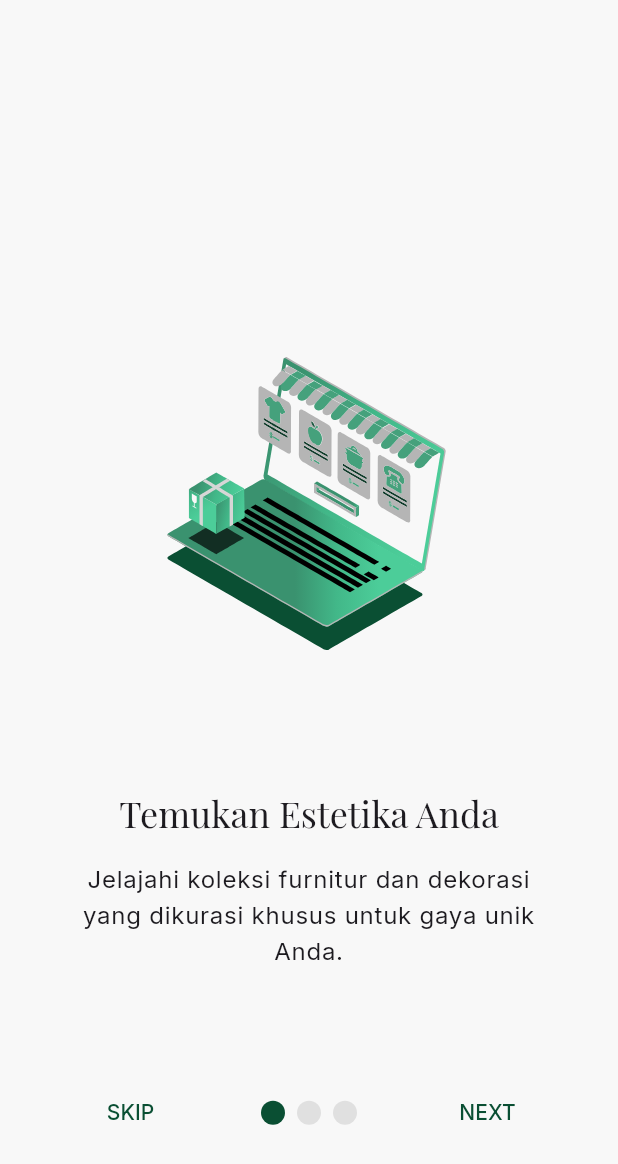
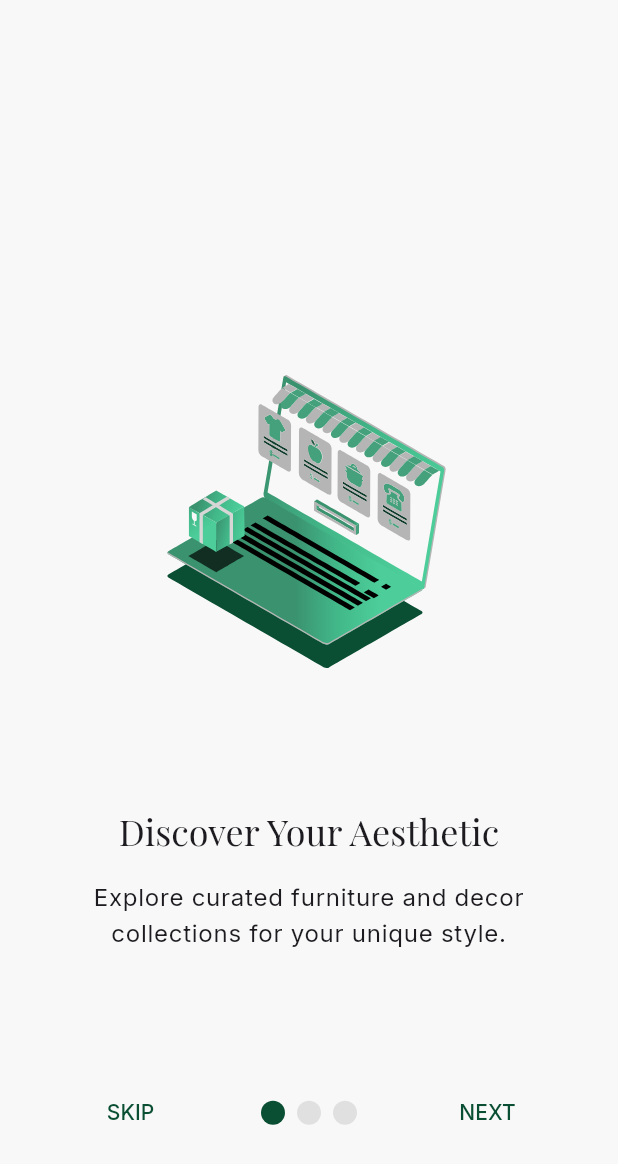
Before and after one commit to AlvindraRamadhan/E-commerce_Ruang, a Flutter app: the OnboardingScreen screen opened directly, on a phone screen of 412 x 824 dp. Shown: the top 1164 px of the screen. Run offline on Flutter 3.47's test engine with Material 3 defaults, Android fonts, the phone set to English and light mode, and no system bars; drawn by our look-alikes of smooth_page_indicator; our stand-ins replace cloud_firestore, firebase_auth, firebase_core, flip_card, flutter_animate, font_awesome_flutter and 5 more; accounts and stored records are empty.

Commit message:
fix(flow): Correct initial user navigation sequence

```diff
--- a/lib/l10n/app_strings.dart
+++ b/lib/l10n/app_strings.dart
@@ -2,23 +2,84 @@ import 'package:flutter/widgets.dart';
 
 class AppStrings {
   static const Map<String, String> _en = {
+    // Language Selection Screen
     'chooseLanguage': 'Choose language',
     'agreeTo': 'I agree to the',
     'termsAndConditions': 'Terms & Conditions',
     'and': 'and',
     'privacyPolicy': 'Privacy Policy',
     'getStarted': "Let's get started",
+
+    // Onboarding Screen
+    'onboarding1Title': 'Discover Your Aesthetic',
+    'onboarding1Desc':
+        'Explore curated furniture and decor collections for your unique style.',
+    'onboarding2Title': 'Guaranteed Quality',
+    'onboarding2Desc':
+        'Every product is selected for the best quality materials and craftsmanship.',
+    'onboarding3Title': 'Create Your Dream Space',
+    'onboarding3Desc':
+        'Start building and decorating a space that truly feels like home.',
+    'skip': 'SKIP',
+    'next': 'NEXT',
+    'done': 'DONE',
+
+    // Auth Page
+    'welcome': 'Welcome',
+    'email': 'Email',
+    'password': 'Password',
+    'login': 'Login',
+    'loginGoogle': 'Continue with Google',
+    'noAccount': "Don't have an account?",
+    'registerNow': 'Register now',
+    'createAccount': 'Create New Account',
+    'confirmPassword': 'Confirm Password',
+    'register': 'Register',
+    'haveAccount': 'Already have an account?',
+    'loginHere': 'Login here',
+    'or': 'OR',
   };
 
   static const Map<String, String> _id = {
+    // Language Selection Screen
     'chooseLanguage': 'Pilih bahasa',
     'agreeTo': 'Saya setuju dengan',
     'termsAndConditions': 'Syarat & Ketentuan',
     'and': 'dan',
     'privacyPolicy': 'Kebijakan Privasi',
     'getStarted': 'Mari kita mulai',
+
+    // Onboarding Screen
+    'onboarding1Title': 'Temukan Estetika Anda',
+    'onboarding1Desc':
+        'Jelajahi koleksi furnitur dan dekorasi yang dikurasi khusus untuk gaya unik Anda.',
+    'onboarding2Title': 'Kualitas Terjamin',
+    'onboarding2Desc':
+        'Setiap produk dipilih berdasarkan kualitas bahan dan pengerjaan terbaik.',
+    'onboarding3Title': 'Wujudkan Ruang Impian',
+    'onboarding3Desc':
+        'Mulai bangun dan hias ruang yang benar-benar terasa seperti rumah.',
+    'skip': 'LEWATI',
+    'next': 'LANJUT',
+    'done': 'SELESAI',
+
+    // Auth Page
+    'welcome': 'Selamat Datang',
+    'email': 'Email',
+    'password': 'Password',
+    'login': 'Masuk',
+    'loginGoogle': 'Lanjutkan dengan Google',
+    'noAccount': 'Belum punya akun?',
+    'registerNow': 'Daftar sekarang',
+    'createAccount': 'Buat Akun Baru',
+    'confirmPassword': 'Konfirmasi Password',
+    'register': 'Daftar',
+    'haveAccount': 'Sudah punya akun?',
+    'loginHere': 'Masuk di sini',
+    'or': 'ATAU',
   };
 
+  // Logika baru: Terima Locale, kembalikan String yang benar
   static String get(Locale locale, String key) {
     if (locale.languageCode == 'id') {
       return _id[key] ?? key;
--- a/lib/presentation/screens/auth/language_selection_screen.dart
+++ b/lib/presentation/screens/auth/language_selection_screen.dart
@@ -3,7 +3,7 @@ import 'package:flutter/material.dart';
 import 'package:provider/provider.dart';
 import 'package:ruang/l10n/app_strings.dart';
 import 'package:ruang/presentation/providers/locale_provider.dart';
-import 'package:ruang/presentation/screens/auth/auth_page.dart';
+import 'package:ruang/presentation/screens/auth/onboarding_screen.dart';
 
 class LanguageSelectionScreen extends StatefulWidget {
   const LanguageSelectionScreen({super.key});
@@ -14,7 +14,7 @@ class LanguageSelectionScreen extends StatefulWidget {
 }
 
 class _LanguageSelectionScreenState extends State<LanguageSelectionScreen> {
-  String? _selectedLanguage; // 'en' or 'id'
+  String? _selectedLanguage;
   bool _termsAccepted = false;
 
   void _selectLanguage(String languageCode) {
@@ -61,7 +61,7 @@ class _LanguageSelectionScreenState extends State<LanguageSelectionScreen> {
               ),
               const SizedBox(height: 16),
               LanguageButton(
-                label: 'Bahasa',
+                label: 'Indonesia',
                 isSelected: _selectedLanguage == 'id',
                 onTap: () => _selectLanguage('id'),
               ),
@@ -114,12 +114,12 @@ class _LanguageSelectionScreenState extends State<LanguageSelectionScreen> {
                             Provider.of<LocaleProvider>(context, listen: false);
                         provider.setLocale(Locale(_selectedLanguage!));
 
-                        // --- PERUBAHAN UTAMA DI SINI ---
-                        // Selalu arahkan ke AuthPage setelah memilih bahasa
+                        // --- TUJUAN BARU ---
+                        // Arahkan ke OnboardingScreen
                         Navigator.pushReplacement(
                           context,
                           MaterialPageRoute(
-                              builder: (context) => const AuthPage()),
+                              builder: (context) => const OnboardingScreen()),
                         );
                       }
                     : null,
@@ -133,7 +133,6 @@ class _LanguageSelectionScreenState extends State<LanguageSelectionScreen> {
   }
 }
 
-// Widget LanguageButton tetap sama
 class LanguageButton extends StatelessWidget {
   final String label;
   final bool isSelected;
--- a/lib/presentation/screens/auth/onboarding_screen.dart
+++ b/lib/presentation/screens/auth/onboarding_screen.dart
@@ -1,6 +1,9 @@
 import 'package:flutter/material.dart';
 import 'package:lottie/lottie.dart';
-import 'package:ruang/presentation/screens/auth/language_selection_screen.dart';
+import 'package:provider/provider.dart';
+import 'package:ruang/l10n/app_strings.dart';
+import 'package:ruang/presentation/providers/locale_provider.dart';
+import 'package:ruang/presentation/screens/auth/auth_page.dart';
 import 'package:smooth_page_indicator/smooth_page_indicator.dart';
 
 class OnboardingScreen extends StatefulWidget {
@@ -16,25 +19,25 @@ class _OnboardingScreenState extends State<OnboardingScreen> {
   final List<Map<String, String>> introData = [
     {
       "animation": "assets/images/intro1.json",
-      "title": "Temukan Estetika Anda",
-      "description":
-          "Jelajahi koleksi furnitur dan dekorasi yang dikurasi khusus untuk gaya unik Anda.",
+      "titleKey": "onboarding1Title",
+      "descriptionKey": "onboarding1Desc",
     },
     {
       "animation": "assets/images/intro2.json",
-      "title": "Kualitas Terjamin",
-      "description":
-          "Setiap produk dipilih berdasarkan kualitas bahan dan pengerjaan terbaik.",
+      "titleKey": "onboarding2Title",
+      "descriptionKey": "onboarding2Desc",
     },
     {
       "animation": "assets/images/intro3.json",
-      "title": "Wujudkan Ruang Impian",
-      "description":
-          "Mulai bangun dan hias ruang yang benar-benar terasa seperti rumah.",
+      "titleKey": "onboarding3Title",
+      "descriptionKey": "onboarding3Desc",
     },
   ];
+
   @override
   Widget build(BuildContext context) {
+    final locale = context.watch<LocaleProvider>().locale;
+
     return Scaffold(
       body: Stack(
         children: [
@@ -49,8 +52,8 @@ class _OnboardingScreenState extends State<OnboardingScreen> {
             itemBuilder: (context, index) {
               return OnboardingPageContent(
                 animationPath: introData[index]['animation']!,
-                title: introData[index]['title']!,
-                description: introData[index]['description']!,
+                titleKey: introData[index]['titleKey']!,
+                descriptionKey: introData[index]['descriptionKey']!,
               );
             },
           ),
@@ -60,11 +63,9 @@ class _OnboardingScreenState extends State<OnboardingScreen> {
               mainAxisAlignment: MainAxisAlignment.spaceEvenly,
               children: [
                 TextButton(
-                  onPressed: () {
-                    _controller.jumpToPage(introData.length - 1);
-                  },
+                  onPressed: () => _controller.jumpToPage(introData.length - 1),
                   child: Text(
-                    'SKIP',
+                    AppStrings.get(locale, 'skip'),
                     style: TextStyle(color: Theme.of(context).primaryColor),
                   ),
                 ),
@@ -79,18 +80,17 @@ class _OnboardingScreenState extends State<OnboardingScreen> {
                 onLastPage
                     ? TextButton(
                         onPressed: () {
-                          // --- PERBAIKAN UTAMA DI SINI ---
-                          // Arahkan ke LanguageSelectionScreen
+                          // --- TUJUAN BARU ---
+                          // Arahkan ke AuthPage
                           Navigator.pushReplacement(
                             context,
                             MaterialPageRoute(
-                              builder: (context) =>
-                                  const LanguageSelectionScreen(),
+                              builder: (context) => const AuthPage(),
                             ),
                           );
                         },
                         child: Text(
-                          'DONE',
+                          AppStrings.get(locale, 'done'),
                           style: TextStyle(
                             color: Theme.of(context).primaryColor,
                           ),
@@ -104,7 +104,7 @@ class _OnboardingScreenState extends State<OnboardingScreen> {
                           );
                         },
                         child: Text(
-                          'NEXT',
+                          AppStrings.get(locale, 'next'),
                           style: TextStyle(
                             color: Theme.of(context).primaryColor,
                           ),
@@ -121,18 +121,20 @@ class _OnboardingScreenState extends State<OnboardingScreen> {
 
 class OnboardingPageContent extends StatelessWidget {
   final String animationPath;
-  final String title;
-  final String description;
+  final String titleKey;
+  final String descriptionKey;
 
   const OnboardingPageContent({
     super.key,
     required this.animationPath,
-    required this.title,
-    required this.description,
+    required this.titleKey,
+    required this.descriptionKey,
   });
 
   @override
   Widget build(BuildContext context) {
+    final locale = context.watch<LocaleProvider>().locale;
+
     return Padding(
       padding: const EdgeInsets.symmetric(horizontal: 40.0),
       child: Column(
@@ -141,13 +143,13 @@ class OnboardingPageContent extends StatelessWidget {
           Lottie.asset(animationPath, height: 300),
           const SizedBox(height: 48),
           Text(
-            title,
+            AppStrings.get(locale, titleKey),
             textAlign: TextAlign.center,
             style: Theme.of(context).textTheme.headlineSmall,
           ),
           const SizedBox(height: 16),
           Text(
-            description,
+            AppStrings.get(locale, descriptionKey),
             textAlign: TextAlign.center,
             style: Theme.of(context).textTheme.bodyLarge,
           ),
--- a/lib/presentation/screens/auth/splash_screen.dart
+++ b/lib/presentation/screens/auth/splash_screen.dart
@@ -1,6 +1,6 @@
 import 'dart:async';
 import 'package:flutter/material.dart';
-import 'package:ruang/presentation/screens/auth/onboarding_screen.dart';
+import 'package:ruang/presentation/screens/auth/language_selection_screen.dart';
 
 class SplashScreen extends StatefulWidget {
   const SplashScreen({super.key});
@@ -42,9 +42,9 @@ class _SplashScreenState extends State<SplashScreen> {
       if (mounted) {
         Navigator.of(context).pushReplacement(
           PageRouteBuilder(
-            // --- PERBAIKAN UTAMA DI SINI ---
-            // Arahkan ke OnboardingScreen, bukan LanguageSelectionScreen
-            pageBuilder: (_, __, ___) => const OnboardingScreen(),
+            // --- TUJUAN BARU ---
+            // Arahkan ke LanguageSelectionScreen
+            pageBuilder: (_, __, ___) => const LanguageSelectionScreen(),
             transitionsBuilder: (_, animation, __, child) {
               return FadeTransition(opacity: animation, child: child);
             },
```
